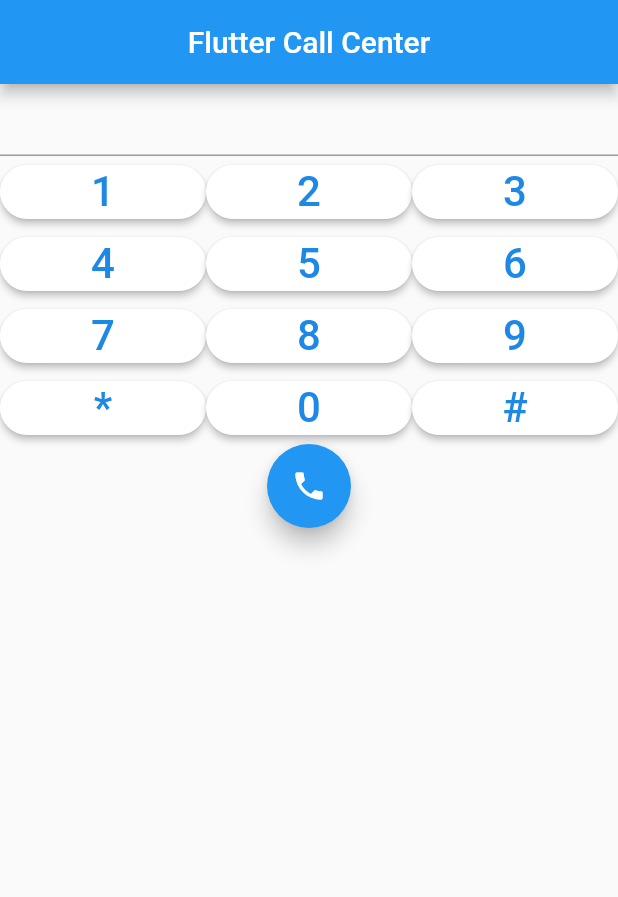
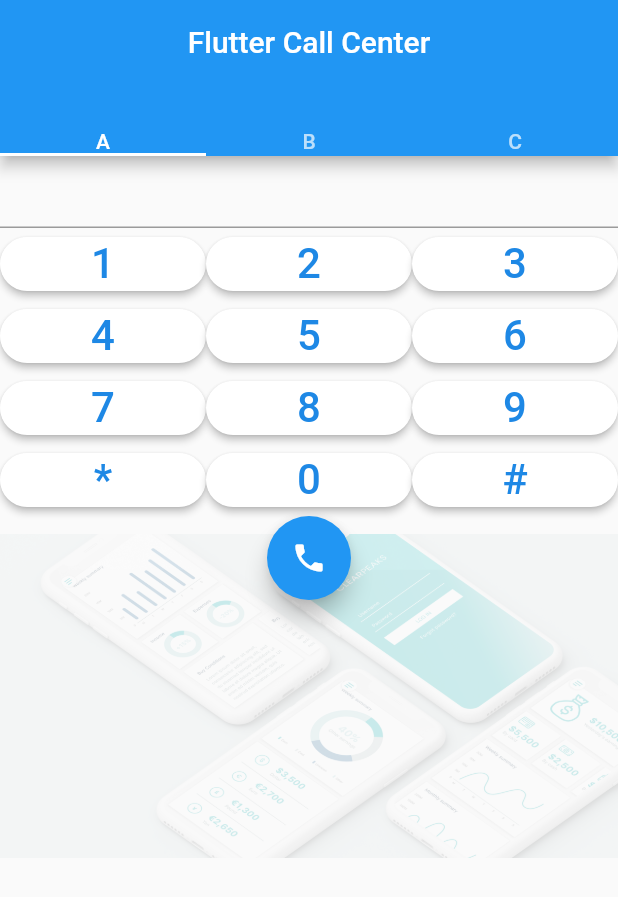
Before and after one commit to DiazMolina/dialog_call, a Flutter app: the screen it shows after launch, on a phone screen of 412 x 824 dp. Shown: the top 897 px of the screen. Run offline on Flutter 3.47's test engine with Material 2 defaults, Android fonts, the phone set to English and light mode, and no system bars.

Commit message:
new release 0.7

```diff
--- a/lib/main.dart
+++ b/lib/main.dart
@@ -18,16 +18,32 @@ class MyApp extends StatelessWidget {
 class MyHomePage extends StatelessWidget {
   @override
   Widget build(BuildContext context) {
-    return Scaffold(
+    return DefaultTabController(
+      length: 3,
+      child: Scaffold(
         appBar: AppBar(
           title: Text("Flutter Call Center"),
           centerTitle: true,
+          bottom: TabBar(tabs: [
+            Text("A"),
+            Text("B"),
+            Text("C"),
+          ]),
         ),
-      body: Center(
+        body: TabBarView(
+          children: <Widget>[
+            Container(decoration: BoxDecoration(image: DecorationImage(image: AssetImage("assets/images/data.jpg"), colorFilter: ColorFilter.mode(Colors.black.withOpacity(0.2),BlendMode.dstATop))),
+              child: Center(
                 child: Column(
                   children: <Widget>[
-
+                    //Opacity(opacity: 0.2,child: Image.asset("assets/images/logo.png",fit: BoxFit.cover,)),
                     NumPad()
+                  ],
+                ),
+              ),
+            ),
+            Text("Hola1"),
+            Text("hola2")
           ],
         ),
       ),
--- a/lib/num_pad.dart
+++ b/lib/num_pad.dart
@@ -16,6 +16,9 @@ class _NumPadState extends State<NumPad> {
         TextField(
           controller: controller,
           cursorColor: Colors.green,
+          keyboardType: TextInputType.number,
+          textInputAction: TextInputAction.done,
+
         ),
         Table(
           children: [
```
Also changed, not shown: pubspec.yaml (+4 -13 lines), assets/images/data.jpg (added), assets/images/logo.png (added), assets/images/logo2.png (added). Lines whose indentation alone changed are shown as unchanged.
